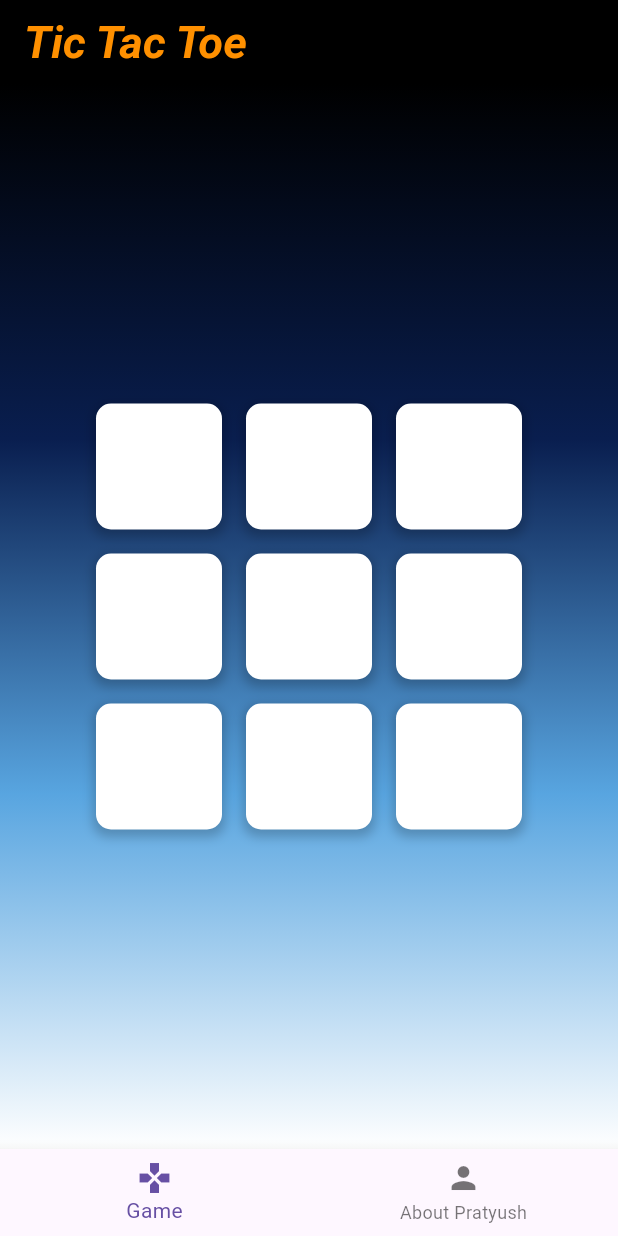
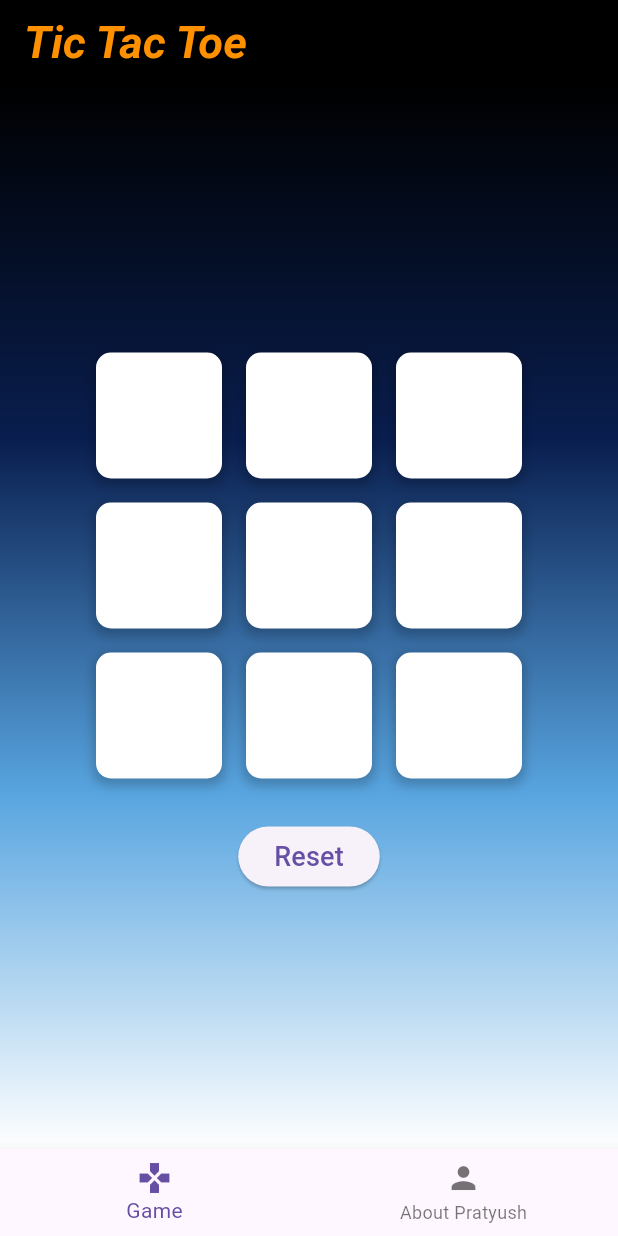
Before and after one commit to pratsingit/TicTacToe, a Flutter app: the screen it shows after launch, on a phone screen of 412 x 824 dp. Run offline on Flutter 3.47's test engine with Material 3 defaults, Android fonts, the phone set to English and light mode, and no system bars; Roboto replaces fonts that are missing (Poppins).

Commit message:
added Reset button

```diff
--- a/lib/main.dart
+++ b/lib/main.dart
@@ -33,7 +33,7 @@ class TicTacToeScreen extends StatefulWidget {
 
 class _TicTacToeScreenState extends State<TicTacToeScreen> {
   List<String> board = List.filled(9, '');
-  bool isPlayerTurn = true; // true for player, false for computer
+  bool isPlayerTurn = true;
   int _selectedIndex = 0;
 
   @override
@@ -78,7 +78,10 @@ class _TicTacToeScreenState extends State<TicTacToeScreen> {
         ),
       ),
       child: Center(
-        child: SizedBox(
+        child: Column(
+          mainAxisAlignment: MainAxisAlignment.center,
+          children: [
+            SizedBox(
               width: 300,
               height: 300,
               child: GridView.builder(
@@ -124,9 +127,21 @@ class _TicTacToeScreenState extends State<TicTacToeScreen> {
                 },
               ),
             ),
+            const SizedBox(height: 20),
+            ElevatedButton(
+              onPressed: resetBoard,
+              child: const Text(
+                'Reset',
+                style: TextStyle(fontSize: 18),
+              ),
+            ),
+          ],
+        ),
       ),
     );
   }
+
+
 
   Widget aboutPageBuild() {
     return Center(
```
Lines whose indentation alone changed are shown as unchanged.
